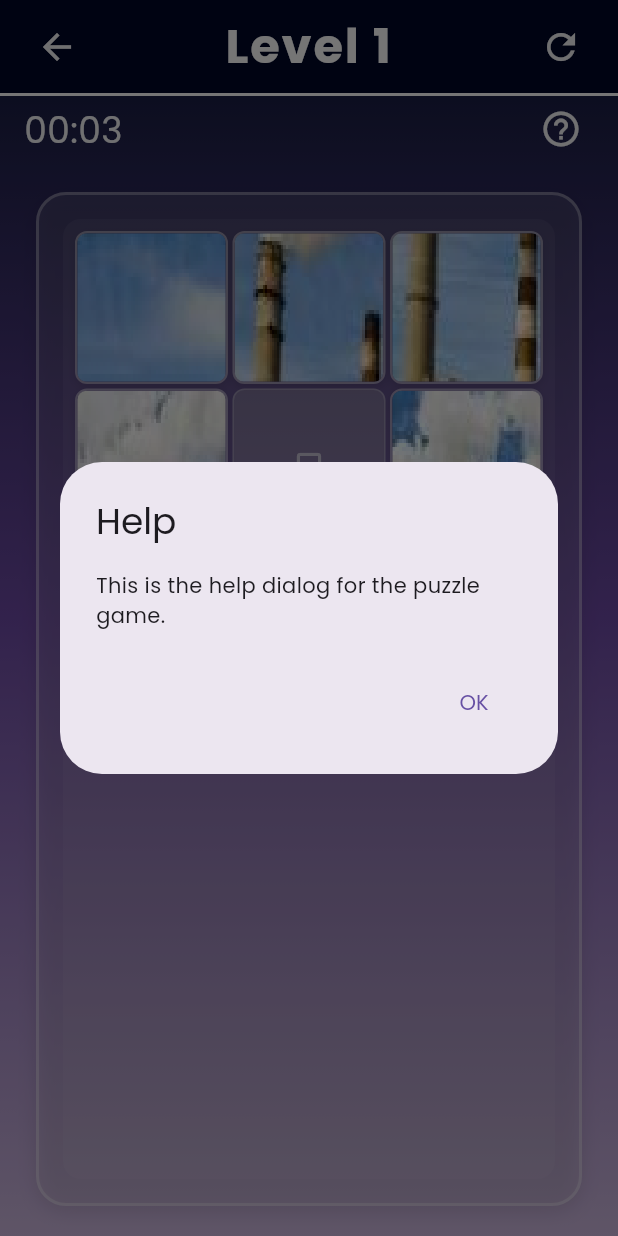
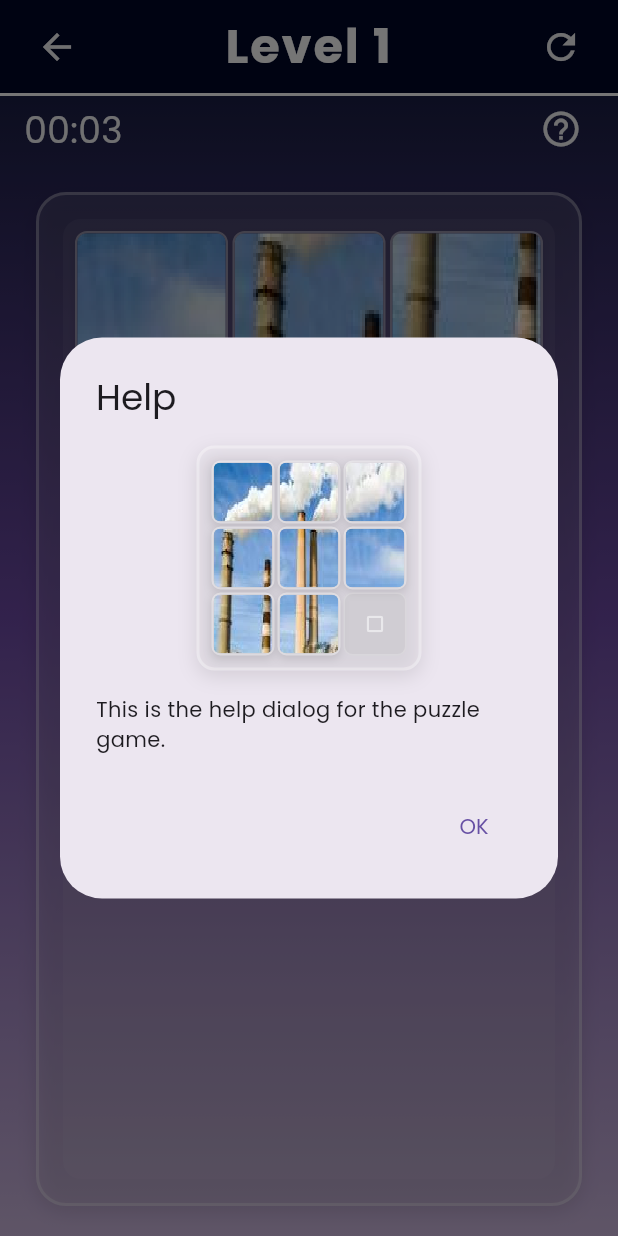
Before and after one commit to ZennXzy/Puzzle_Quest, a Flutter app: the PlayScreen screen opened by its route, after a tap on the "help outline" icon, on a phone screen of 412 x 824 dp. Run offline on Flutter 3.47's test engine with Material 3 defaults, Android fonts, the phone set to English and light mode, and no system bars; our stand-ins replace shared_preferences; accounts and stored records are empty.

Commit message:
Added a Preview Widget

```diff
--- a/lib/screens/play_screen_new.dart
+++ b/lib/screens/play_screen_new.dart
@@ -4,6 +4,7 @@ import 'package:flutter/material.dart';
 import 'package:shared_preferences/shared_preferences.dart';
 import 'package:http/http.dart' as http;
 import '../widgets/puzzle_widget.dart';
+import '../widgets/puzzle_preview_widget.dart';
 import '../widgets/level_completion_overlay.dart';
 import '../models/user_progress.dart';
 
@@ -122,7 +123,17 @@ class _PlayScreenState extends State<PlayScreen> {
       builder: (BuildContext context) {
         return AlertDialog(
           title: const Text('Help'),
-          content: const Text('This is the help dialog for the puzzle game.'),
+          content: Column(
+            mainAxisSize: MainAxisSize.min,
+            children: [
+              PuzzlePreviewWidget(
+                imagePath: _getImagePath(),
+                gridSize: 3,
+              ),
+              const SizedBox(height: 16),
+              const Text('This is the help dialog for the puzzle game.'),
+            ],
+          ),
           actions: [
             TextButton(
               onPressed: () {
--- /dev/null
+++ b/lib/widgets/puzzle_preview_widget.dart
@@ -0,0 +1,202 @@
+import 'package:flutter/material.dart';
+import 'dart:ui' as ui;
+import 'dart:async';
+
+class PuzzlePreviewWidget extends StatefulWidget {
+  final String imagePath;
+  final int gridSize;
+
+  const PuzzlePreviewWidget({
+    super.key,
+    required this.imagePath,
+    this.gridSize = 3,
+  });
+
+  @override
+  State<PuzzlePreviewWidget> createState() => _PuzzlePreviewWidgetState();
+}
+
+class _PuzzlePreviewWidgetState extends State<PuzzlePreviewWidget> {
+  ui.Image? fullImage;
+  bool isLoading = true;
+
+  @override
+  void initState() {
+    super.initState();
+    _loadImage();
+  }
+
+  Future<void> _loadImage() async {
+    try {
+      final imageData = await DefaultAssetBundle.of(context).load(widget.imagePath);
+      final bytes = imageData.buffer.asUint8List();
+
+      final codec = await ui.instantiateImageCodec(bytes);
+      final frame = await codec.getNextFrame();
+      final uiImage = frame.image;
+
+      setState(() {
+        fullImage = uiImage;
+        isLoading = false;
+      });
+    } catch (e) {
+      print('Error loading image: $e');
+      setState(() {
+        isLoading = false;
+      });
+    }
+  }
+
+  @override
+  Widget build(BuildContext context) {
+    if (isLoading) {
+      return Container(
+        width: 150,
+        height: 150,
+        decoration: BoxDecoration(
+          color: Colors.white.withOpacity(0.1),
+          borderRadius: BorderRadius.circular(12),
+          border: Border.all(
+            color: Colors.white.withOpacity(0.3),
+            width: 2,
+          ),
+        ),
+        child: const Center(child: CircularProgressIndicator()),
+      );
+    }
+
+    if (fullImage == null) {
+      return Container(
+        width: 150,
+        height: 150,
+        decoration: BoxDecoration(
+          color: Colors.white.withOpacity(0.1),
+          borderRadius: BorderRadius.circular(12),
+          border: Border.all(
+            color: Colors.white.withOpacity(0.3),
+            width: 2,
+          ),
+        ),
+        child: const Center(child: Text('Error loading image')),
+      );
+    }
+
+    return Container(
+      width: 150,
+      height: 150,
+      decoration: BoxDecoration(
+        color: Colors.white.withOpacity(0.1),
+        borderRadius: BorderRadius.circular(12),
+        border: Border.all(
+          color: Colors.white.withOpacity(0.3),
+          width: 2,
+        ),
+        boxShadow: [
+          BoxShadow(
+            color: Colors.black.withOpacity(0.1),
+            blurRadius: 10,
+            offset: const Offset(0, 4),
+          ),
+        ],
+      ),
+      padding: const EdgeInsets.all(8),
+      child: GridView.builder(
+        physics: const NeverScrollableScrollPhysics(),
+        gridDelegate: SliverGridDelegateWithFixedCrossAxisCount(
+          crossAxisCount: widget.gridSize,
+          crossAxisSpacing: 2,
+          mainAxisSpacing: 2,
+        ),
+        itemCount: 9, // 3x3 grid
+        itemBuilder: (context, index) {
+          if (index == 8) {
+            // Empty space at the last position
+            return Container(
+              decoration: BoxDecoration(
+                color: Colors.grey[400]?.withOpacity(0.3),
+                borderRadius: BorderRadius.circular(6),
+                border: Border.all(
+                  color: Colors.white.withOpacity(0.2),
+                  width: 1,
+                ),
+              ),
+              child: const Center(
+                child: Icon(
+                  Icons.crop_square,
+                  color: Colors.white54,
+                  size: 16,
+                ),
+              ),
+            );
+          }
+
+          // Map 3x3 index to 4x4 piece IDs: [0,1,2,4,5,6,8,9]
+          final pieceIds = [0, 1, 2, 4, 5, 6, 8, 9];
+          final pieceId = pieceIds[index];
+
+          return Container(
+            decoration: BoxDecoration(
+              borderRadius: BorderRadius.circular(6),
+              border: Border.all(
+                color: Colors.white.withOpacity(0.4),
+                width: 1.5,
+              ),
+              boxShadow: [
+                BoxShadow(
+                  color: Colors.black.withOpacity(0.1),
+                  blurRadius: 4,
+                  offset: const Offset(0, 2),
+                ),
+              ],
+            ),
+            child: ClipRRect(
+              borderRadius: BorderRadius.circular(4),
+              child: CustomPaint(
+                painter: PuzzlePiecePainter(
+                  fullImage: fullImage!,
+                  pieceId: pieceId,
+                  gridSize: 4, // Original 4x4 grid
+                ),
+              ),
+            ),
+          );
+        },
+      ),
+    );
+  }
+}
+
+class PuzzlePiecePainter extends CustomPainter {
+  final ui.Image fullImage;
+  final int pieceId;
+  final int gridSize;
+
+  PuzzlePiecePainter({
+    required this.fullImage,
+    required this.pieceId,
+    required this.gridSize,
+  });
+
+  @override
+  void paint(Canvas canvas, Size size) {
+    final pieceWidth = fullImage.width / gridSize;
+    final pieceHeight = fullImage.height / gridSize;
+
+    final row = pieceId ~/ gridSize;
+    final col = pieceId % gridSize;
+
+    final srcRect = Rect.fromLTWH(
+      col * pieceWidth,
+      row * pieceHeight,
+      pieceWidth,
+      pieceHeight,
+    );
+
+    final dstRect = Rect.fromLTWH(0, 0, size.width, size.height);
+
+    canvas.drawImageRect(fullImage, srcRect, dstRect, Paint());
+  }
+
+  @override
+  bool shouldRepaint(covariant CustomPainter oldDelegate) => false;
+}
```
Also changed, not shown: 1 other file.
